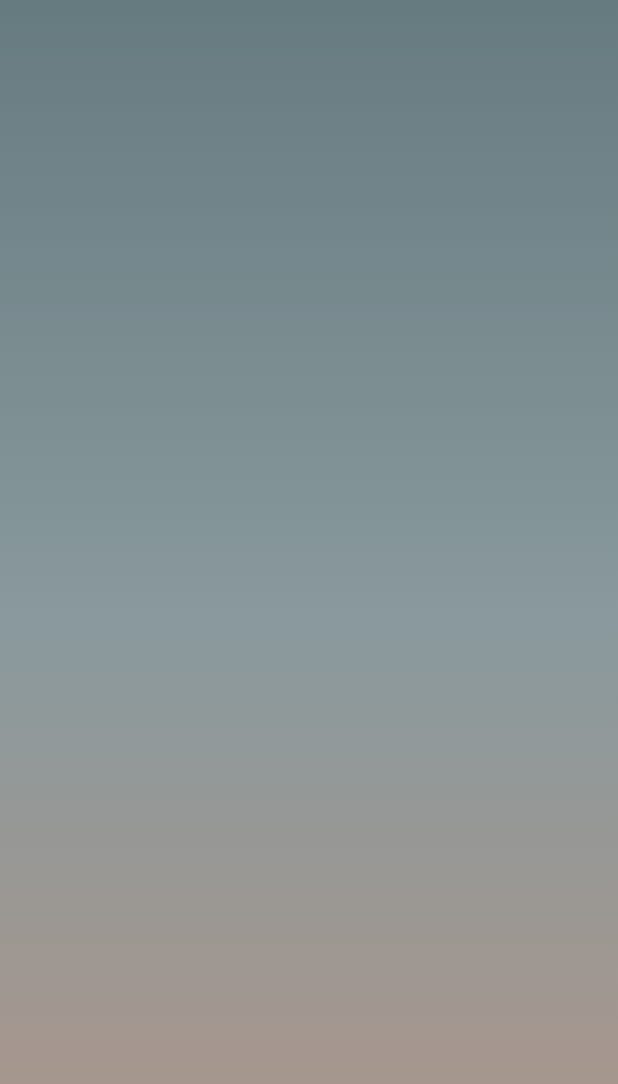
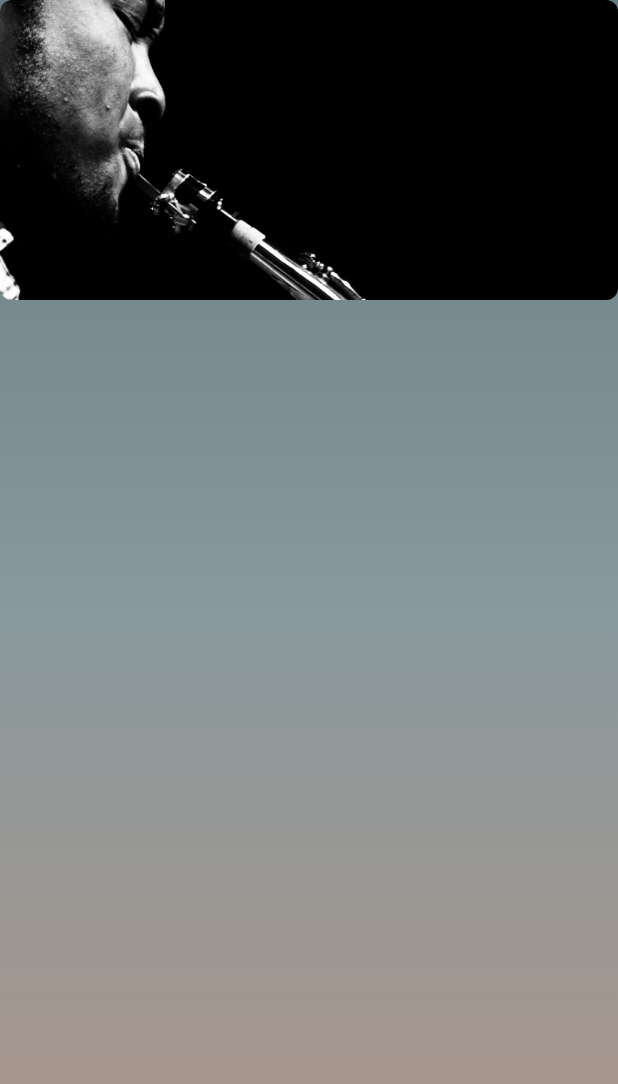
Before and after one commit to kwakyebrilliant/play, a Flutter app: the ChartDetailsPage screen opened directly, on a phone screen of 412 x 824 dp. Shown: the top 1084 px of the screen. Run offline on Flutter 3.47's test engine with Material 3 defaults, Android fonts, the phone set to English and light mode, and no system bars.

Commit message:
chartdetails page updates

```diff
--- a/lib/screens/library/chartdetails_page.dart
+++ b/lib/screens/library/chartdetails_page.dart
@@ -25,6 +25,23 @@
             ],
           ),
         ),
+        child: SingleChildScrollView(
+          child: Column(
+            children: [
+              Container(
+                width: MediaQuery.of(context).size.width,
+                height: 200.0,
+                decoration: BoxDecoration(
+                  borderRadius: BorderRadius.circular(8.0),
+                  image: const DecorationImage(
+                    image: AssetImage("assets/images/sing1.jpg"),
+                    fit: BoxFit.cover,
+                  ),
+                ),
+              ),
+            ],
+          ),
+        ),
       ),
     );
   }
```
